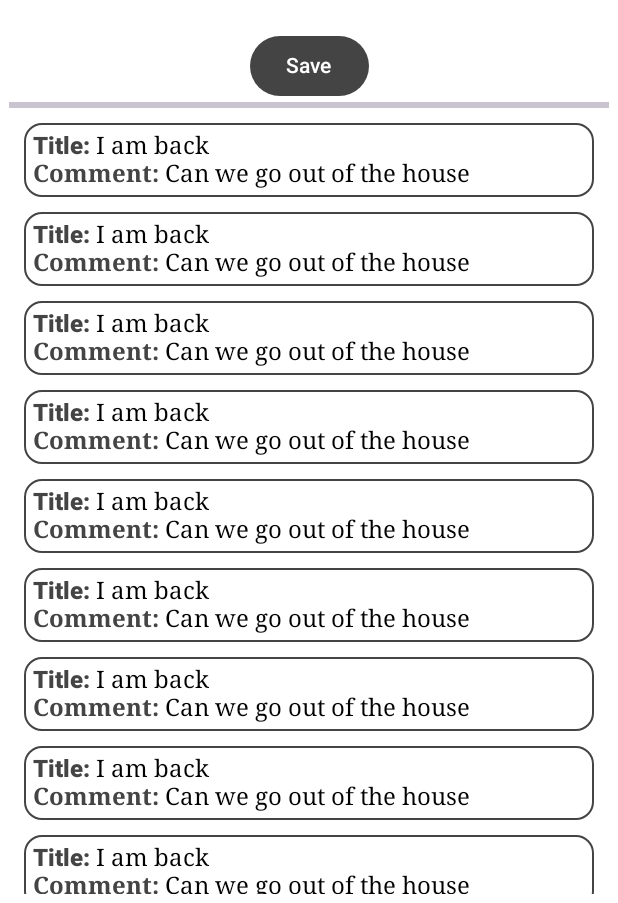
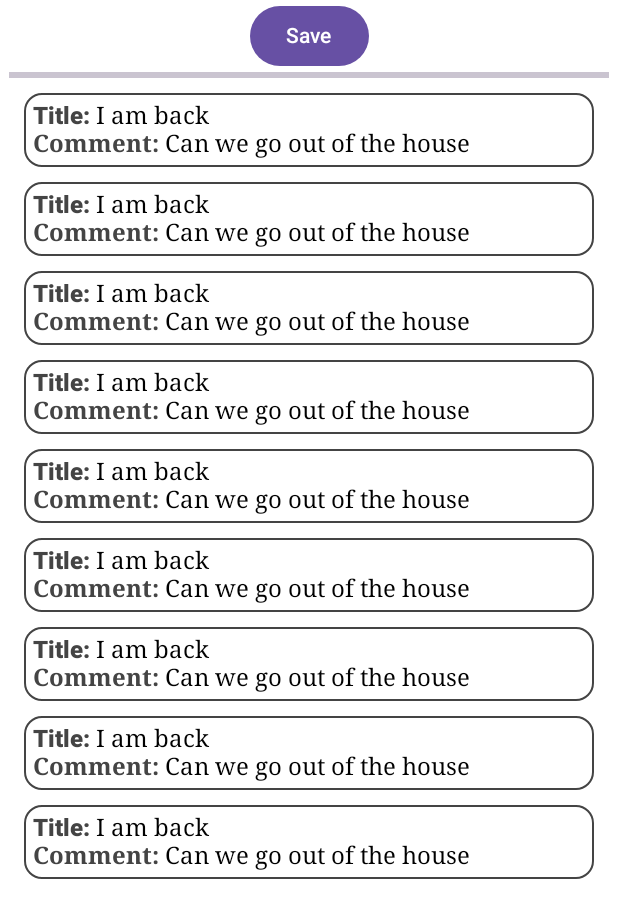
Before and after one commit to ola2024/noteapp, an Android app built with Jetpack Compose: the @Preview function PreviewCompose, on a phone screen of 412 x 824 dp, the part 333-1236 px from its top. Run offline under Robolectric (Android 15) with nearby library versions, the phone set to English and light mode, and no system bars.

Commit message:
Added customize button

```diff
--- a/app/src/main/java/com/example/noteapp/screen/NoteScreen.kt
+++ b/app/src/main/java/com/example/noteapp/screen/NoteScreen.kt
@@ -9,10 +9,10 @@ import androidx.compose.foundation.layout.fillMaxWidth
 import androidx.compose.foundation.layout.padding
 import androidx.compose.foundation.lazy.LazyColumn
 import androidx.compose.foundation.lazy.items
+import androidx.compose.foundation.shape.CircleShape
 import androidx.compose.material.icons.Icons
 import androidx.compose.material.icons.filled.Info
 import androidx.compose.material3.Button
-import androidx.compose.material3.ButtonDefaults
 import androidx.compose.material3.Card
 import androidx.compose.material3.CardDefaults
 import androidx.compose.material3.Divider
@@ -91,14 +91,13 @@ fun NoteScreen(
                 readOnly = false,
                 colors = TextFieldDefaults.textFieldColors(containerColor = Color.Transparent)
             ) { addNote.value = it }
-
-            Button(
-                onClick = { },
-                modifier = Modifier.padding(top = 20.dp),
-                colors = ButtonDefaults.buttonColors(containerColor = Color.DarkGray.copy(alpha = 1f))
-            ) {
-                Text(text = stringResource(id = R.string.save))
-            }
+             NoteButton(
+                 uiText = stringResource(id = R.string.save),
+                 onClick = {
+                           //TODO Handle click event here
+                 },
+                 enable = true
+             )
             Divider(modifier = Modifier.fillMaxWidth(), thickness = 4.dp)
             LazyColumn(modifier = Modifier.padding(top = 10.dp, start = 10.dp, end = 10.dp)) {
                 items(items = itemList) { newItem ->
@@ -207,6 +206,17 @@ fun ContentRow(item: Items) {
     }
 }
 
+@Composable
+fun NoteButton(
+    uiText: String,
+    onClick: () -> Unit,
+    enable: Boolean
+) {
+    Button(onClick = onClick, enabled = enable, shape = CircleShape) {
+        Text(uiText)
+    }
+}
+
 @Preview
 @Composable
 fun PreviewCompose() {
```
